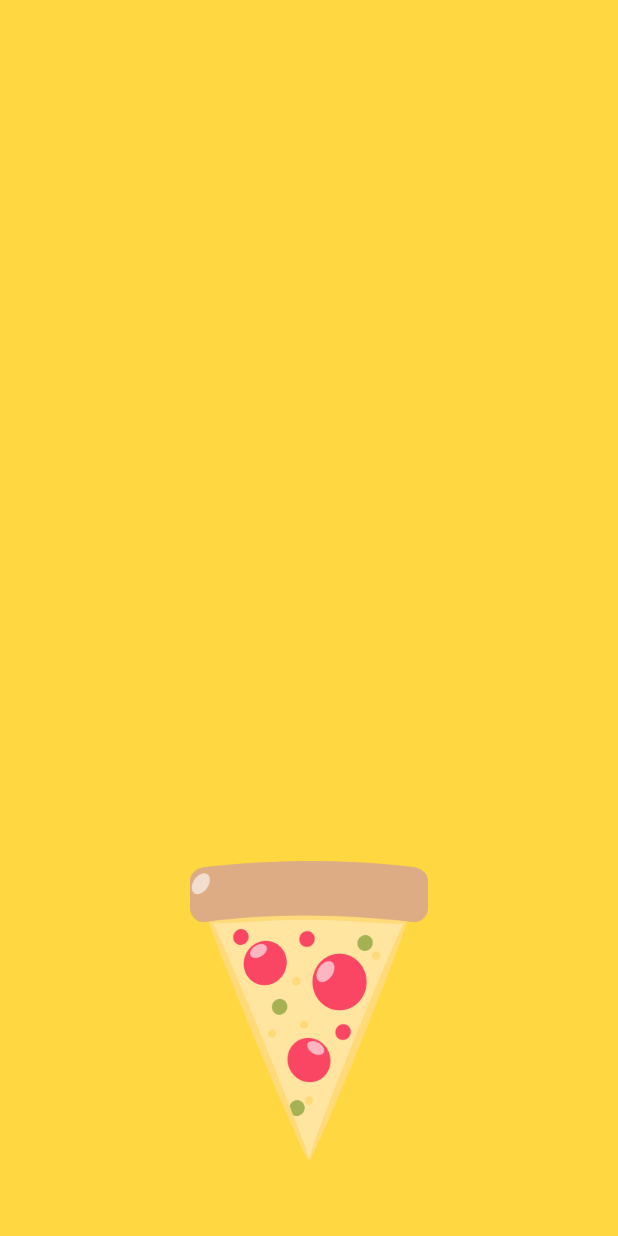
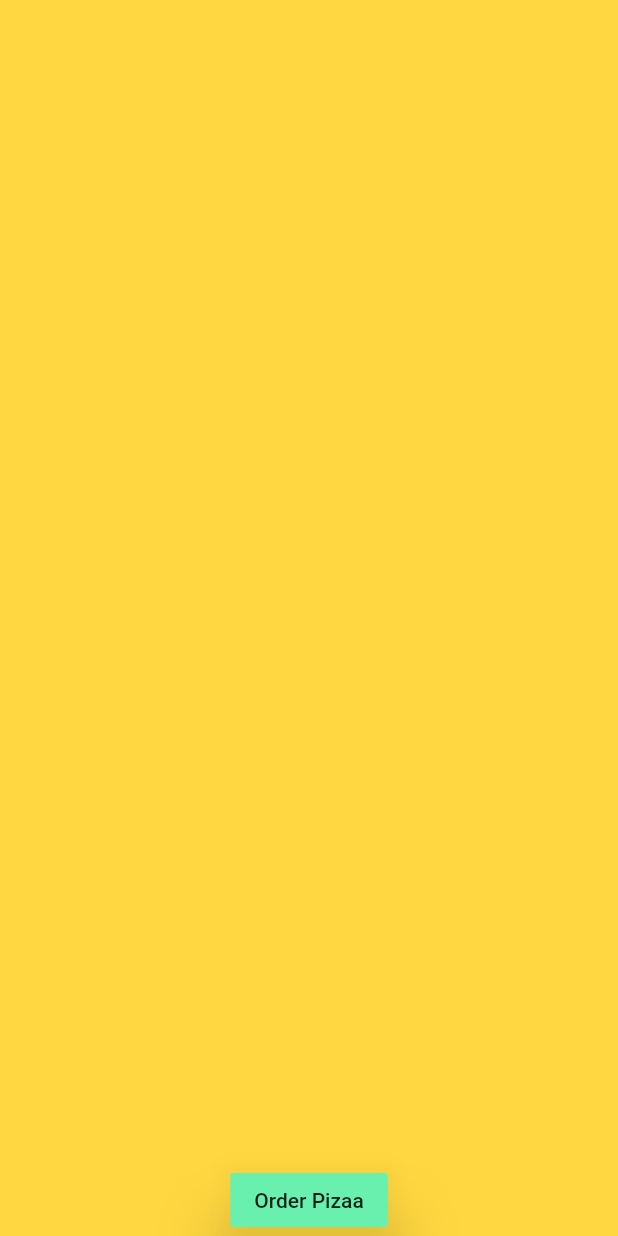
Before and after one commit to sippitechnologies/fluttersdummyapps, a Flutter app: the screen it shows after launch, on a phone screen of 412 x 824 dp. Run offline on Flutter 3.47's test engine with Material 2 defaults, Android fonts, the light colour scheme and no system bars.

Commit message:
Order button created with AlertDailog

```diff
--- /dev/null
+++ b/pizzaapp/lib/ui/orderbutton.dart
@@ -0,0 +1,29 @@
+import 'package:flutter/material.dart';
+
+class OrderButton extends StatelessWidget {
+  @override
+  Widget build(BuildContext context) {
+    return Container(
+        child: RaisedButton(
+      color: Colors.greenAccent,
+      onPressed: () {
+        showAlertforPizza(context);
+      },
+      child: Text("Order Pizaa"),
+      elevation: 20,
+    ));
+  }
+
+  void showAlertforPizza(BuildContext buildContext) {
+    AlertDialog alertDialog = AlertDialog(
+      title: Text("Order is Placed"),
+      content: Text("Thanks for your Order"),
+    );
+
+    showDialog(
+        context: buildContext,
+        builder: (BuildContext buildContext) {
+          return alertDialog;
+        });
+  }
+}
--- a/pizzaapp/lib/ui/pizzaapp.dart
+++ b/pizzaapp/lib/ui/pizzaapp.dart
@@ -1,5 +1,5 @@
 import 'package:flutter/material.dart';
-import 'package:pizzaapp/ui/pizzaImageview.dart';
+import 'package:pizzaapp/ui/orderbutton.dart';
 
 class PizzaApp extends StatelessWidget {
   @override
@@ -7,7 +7,7 @@ class PizzaApp extends StatelessWidget {
     return Container(
       alignment: Alignment.bottomCenter,
       color: Colors.amberAccent,
-      child: PizzaImageView(),
+      child: OrderButton(),
     );
   }
 }
```
Also changed, not shown: pizzaapp/lib/ui/pizzadescriptionview.dart (added, +8 -0 lines).
